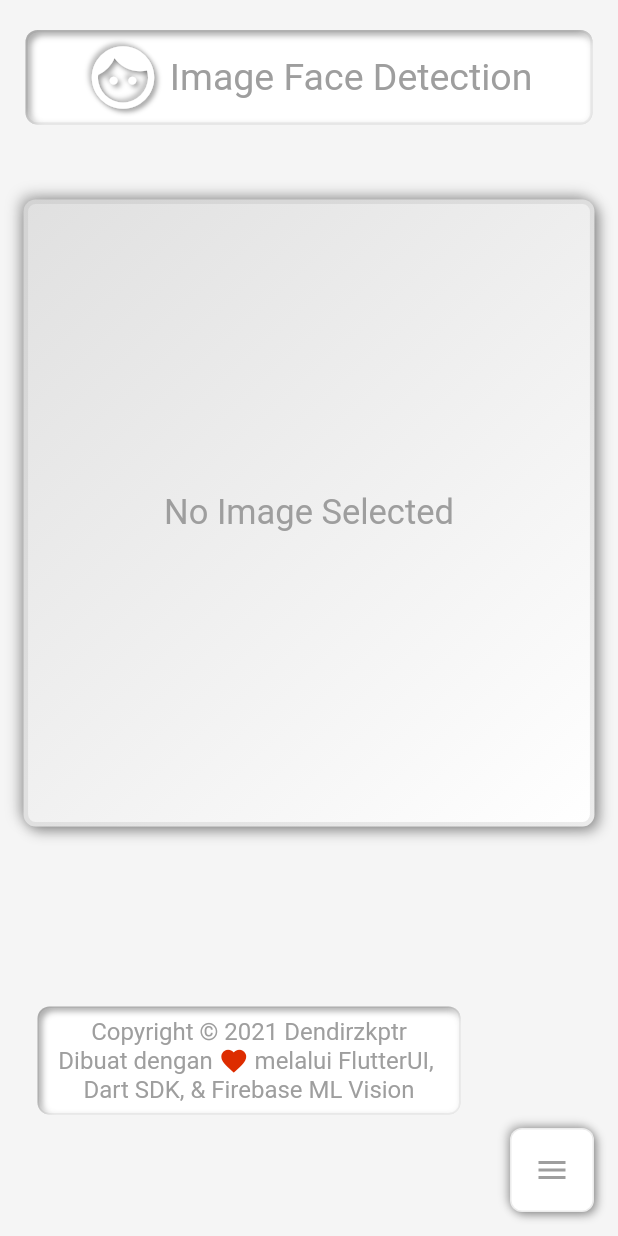
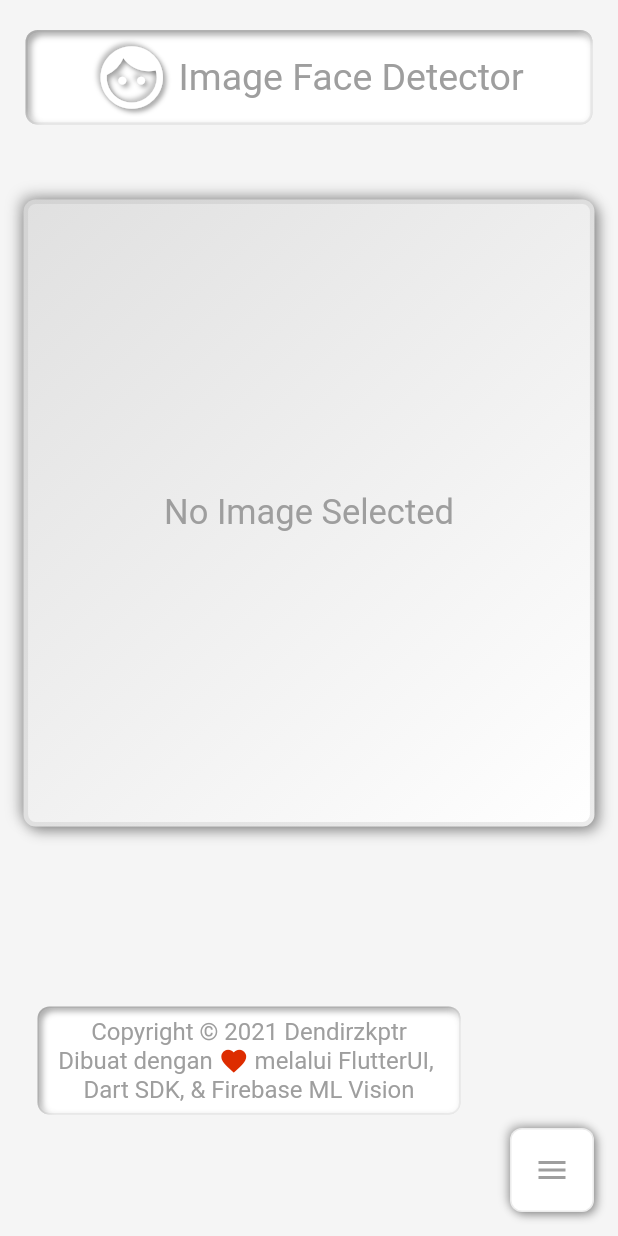
Before and after one commit to ambigo7/flutter-facedetection, a Flutter app: the screen it shows after launch, on a phone screen of 412 x 824 dp. Run offline on Flutter 3.47's test engine with Material 2 defaults, Android fonts, the phone set to English and light mode, and no system bars; drawn by our look-alikes of flutter_neumorphic; our stand-ins replace flutter_spinkit, image_picker; missing offline and left inert: google_ml_kit.

Commit message:
2.0.1(Final Face Detection App & Neeumorphism UI Design)

```diff
--- a/lib/screen/face_detector.dart
+++ b/lib/screen/face_detector.dart
@@ -255,7 +255,7 @@ class _FaceDetectorState extends State<FaceDetector>
                           shadowLightColor: grey,
                         ),
                       ),
-                      CustomText(text: ' Image Face Detection', color: grey, size: 25,)
+                      CustomText(text: ' Image Face Detector', color: grey, size: 25,)
                     ],
                   ),
                 ),
--- a/lib/service/face_painter.dart
+++ b/lib/service/face_painter.dart
@@ -21,8 +21,7 @@ class FacePainter extends CustomPainter{
   void paint(ui.Canvas canvas, ui.Size size){
     final Paint paint = Paint()
         ..style = PaintingStyle.stroke
-        ..blendMode = BlendMode.hardLight
-        ..strokeWidth = 5.0
+        ..strokeWidth = 7.0
         ..color = green;
 
     canvas.drawImage(image, Offset.zero, Paint());
```
